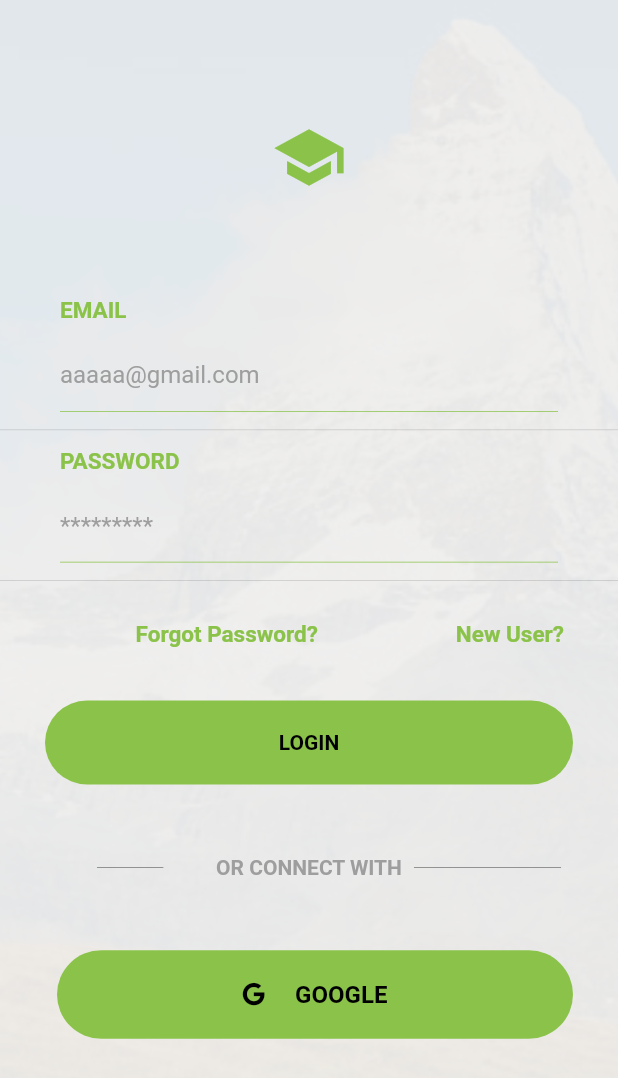
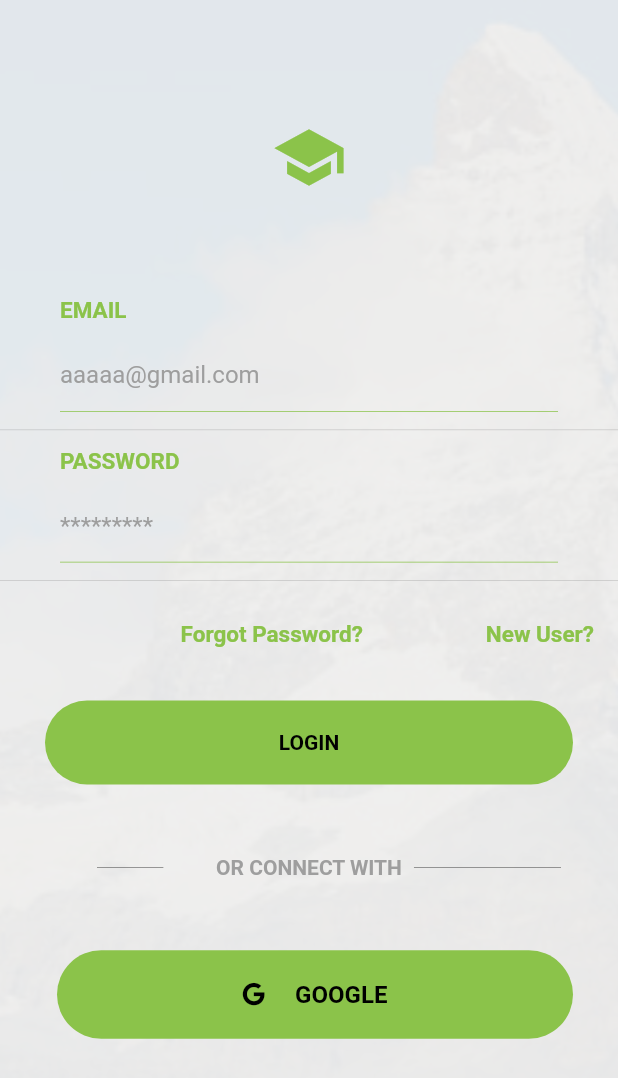
Before and after one commit to Narendraalluri/afor, a Flutter app: the screen it shows after launch, on a phone screen of 412 x 824 dp. Shown: the top 1078 px of the screen. Run offline on Flutter 3.47's test engine with Material 2 defaults, Android fonts, the phone set to English and light mode, and no system bars; our stand-ins replace cloud_firestore, firebase_auth, flutter_slidable, google_sign_in; missing offline and left inert: tts; accounts and stored records are empty.

Commit message:
small phone

```diff
--- a/lib/LoginScreen.dart
+++ b/lib/LoginScreen.dart
@@ -342,7 +342,7 @@ class _LoginScreen3State extends State<LoginScreen3>
             mainAxisAlignment: MainAxisAlignment.end,
             children: <Widget>[
               Padding(
-                padding: const EdgeInsets.only(right: 60.0),
+                padding: const EdgeInsets.only(right: 50.0),
                 child: new FlatButton(
                   child: new Text(
                     "Forgot Password?",
@@ -362,7 +362,7 @@ class _LoginScreen3State extends State<LoginScreen3>
                 mainAxisAlignment: MainAxisAlignment.end,
                 children: <Widget>[
                   Padding(
-                    padding: const EdgeInsets.only(right: 20.0),
+                    padding: const EdgeInsets.only(right: 0.0),
                     child: new FlatButton(
                       child: new Text(
                         "New User?",
@@ -543,7 +543,7 @@ Widget resetPasswordPage() {
             padding: EdgeInsets.all(100.0),
             child: Center(
               child: Icon(
-                Icons.headset_mic,
+                Icons.school,
                 color: Colors.lightGreen,
                 size: 50.0,
               ),
@@ -558,7 +558,7 @@ Widget resetPasswordPage() {
                     formError,
                     style: TextStyle(
                       fontWeight: FontWeight.bold,
-                      color: Colors.lightGreen,
+                      color: Colors.red,
                       fontSize: 15.0,
                     ),
                   ),
@@ -710,7 +710,7 @@ Widget resetPasswordPage() {
             padding: EdgeInsets.all(100.0),
             child: Center(
               child: Icon(
-                Icons.headset_mic,
+                Icons.school,
                 color: Colors.lightGreen,
                 size: 50.0,
               ),
@@ -725,7 +725,7 @@ Widget resetPasswordPage() {
                     formError,
                     style: TextStyle(
                       fontWeight: FontWeight.bold,
-                      color: Colors.lightGreen,
+                      color: Colors.red,
                       fontSize: 15.0,
                     ),
                   ),
@@ -990,7 +990,7 @@ Widget resetPasswordPage() {
   loginView() {
     return SingleChildScrollView(
       child: Container(
-            height: MediaQuery.of(context).size.height,
+            height: MediaQuery.of(context).size.height + 200.0,
              child: PageView(
               controller: _controller,
               physics: new AlwaysScrollableScrollPhysics(),
```
